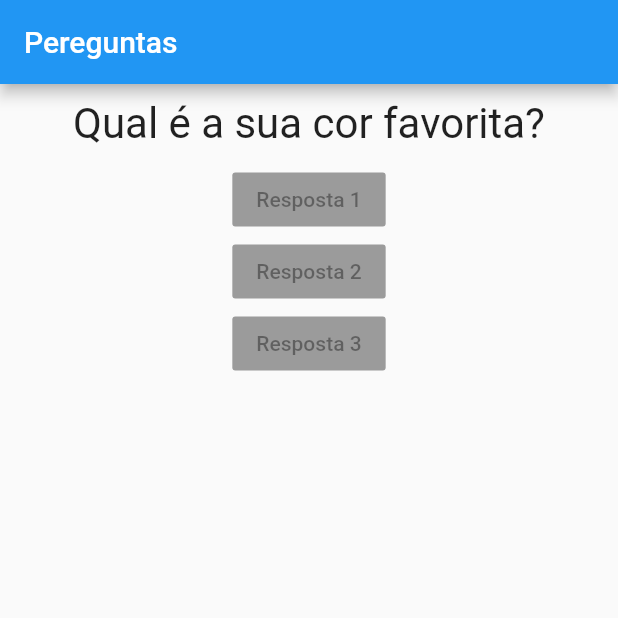
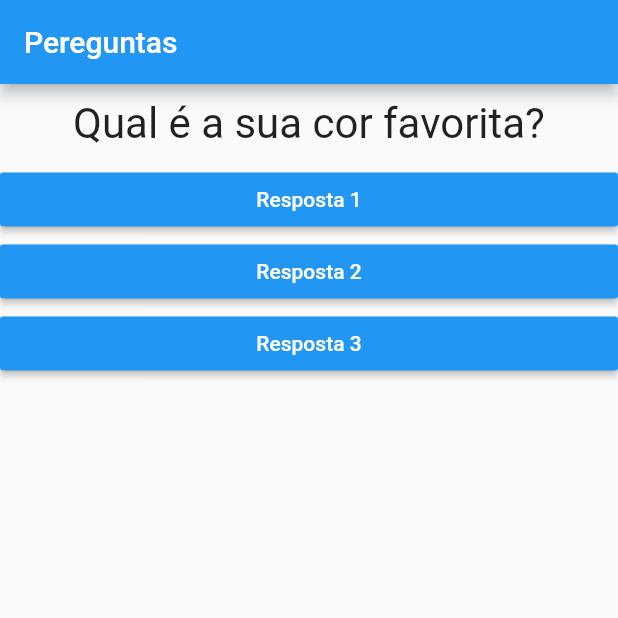
Before and after one commit to CristianoDaSilvaFerreira/perguntas_app, a Flutter app: the screen it shows after launch, on a phone screen of 412 x 824 dp, the top half of it. Run offline on Flutter 3.47's test engine with Material 2 defaults, Android fonts, the phone set to English and light mode, and no system bars.

```diff
--- a/lib/main.dart
+++ b/lib/main.dart
@@ -11,7 +11,6 @@ class _PerguntaAppState extends State<PerguntaApp> {
     setState(() {
       _perguntaSelecionada++;
     });
-    print(_perguntaSelecionada);
   }
 
   @override
@@ -30,9 +29,9 @@ class _PerguntaAppState extends State<PerguntaApp> {
         body: Column(
           children: <Widget>[
             Questao(perguntas[_perguntaSelecionada]),
-            Resposta('Resposta 1'),
-            Resposta('Resposta 2'),
-            Resposta('Resposta 3'),
+            Resposta('Resposta 1', _responder),
+            Resposta('Resposta 2', _responder),
+            Resposta('Resposta 3', _responder),
           ],
         ),
       ),
--- a/lib/resposta.dart
+++ b/lib/resposta.dart
@@ -1,15 +1,21 @@
 import 'package:flutter/material.dart';
 
 class Resposta extends StatelessWidget {
-  Resposta(this.texto);
+  final String texto;
+  final void Function() onSelecao;
 
-  final String texto;
+  Resposta(this.texto, this.onSelecao);
 
   @override
   Widget build(BuildContext context) {
-    return RaisedButton(
-      child: Text(texto),
-      onPressed: null,
+    return Container(
+      width: double.infinity,
+      child: RaisedButton(
+        textColor: Colors.white,
+        color: Colors.blue,
+        child: Text(texto),
+        onPressed: onSelecao,
+      ),
     );
   }
 }
```
